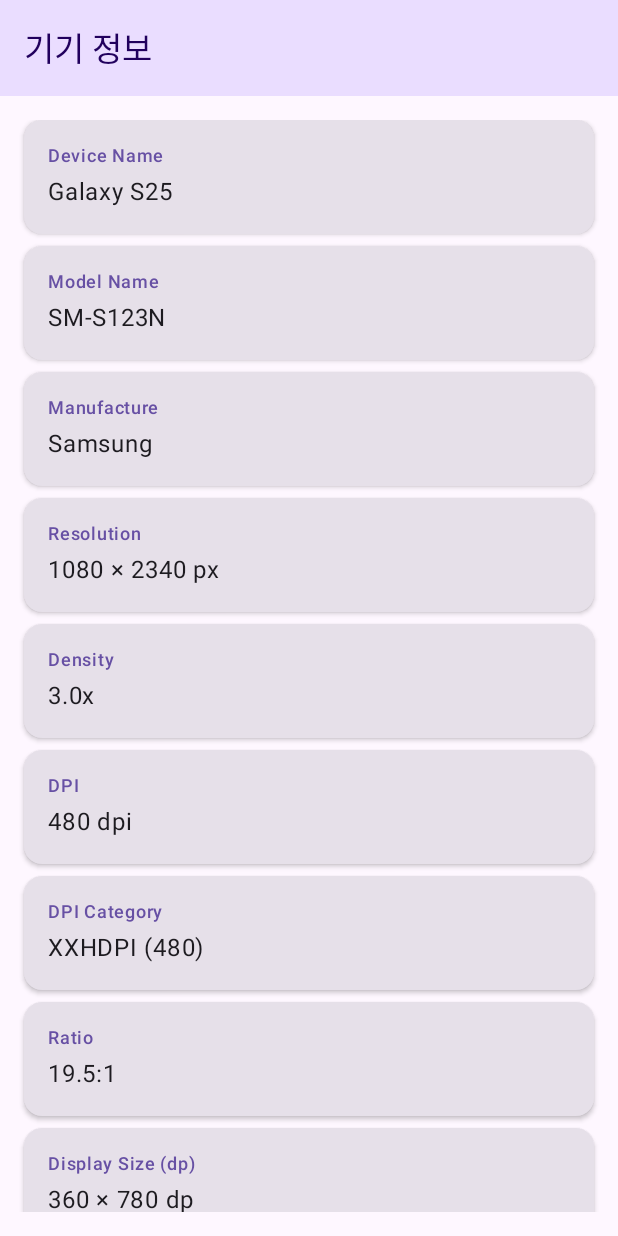
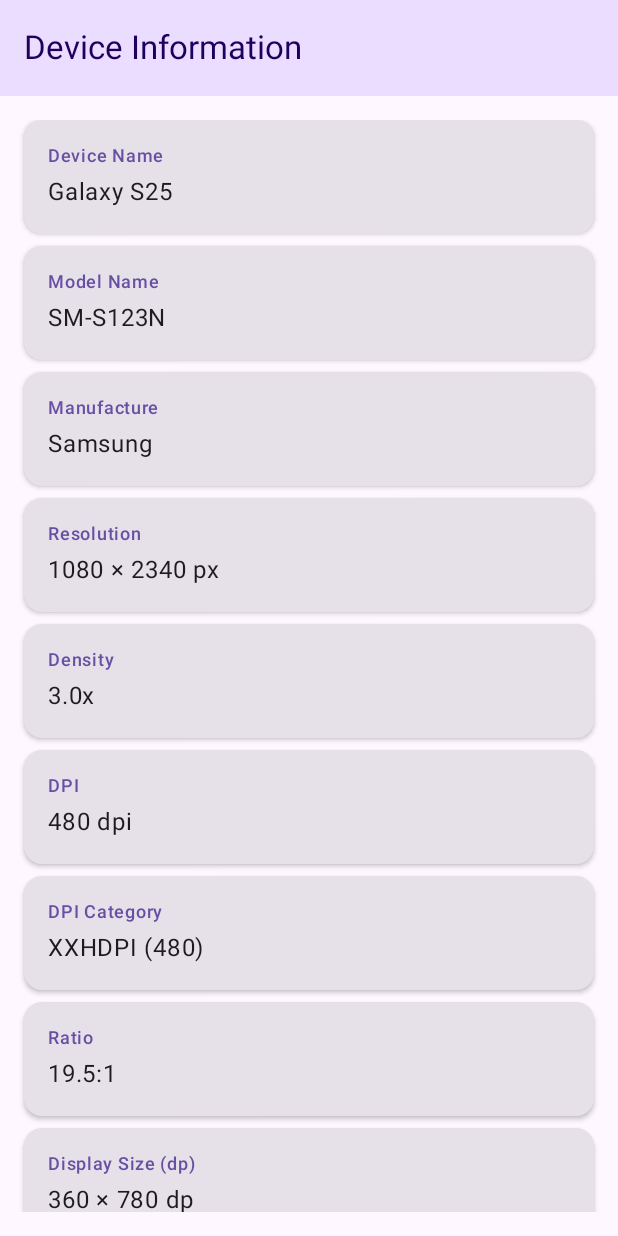
Before and after one commit to hojoJeong/DeviceInfoGetter, an Android app built with Jetpack Compose: the @Preview function DeviceInfoScreenPreview, on a phone screen of 412 x 824 dp. Run offline under Robolectric (Android 15) with nearby library versions, the phone set to English and light mode, and no system bars.

Commit message:
feat: modify DeviceScreen UI

```diff
--- a/app/src/main/java/com/example/deviceinfogetter/MainActivity.kt
+++ b/app/src/main/java/com/example/deviceinfogetter/MainActivity.kt
@@ -15,6 +15,7 @@ import androidx.activity.compose.setContent
 import androidx.compose.foundation.layout.Arrangement
 import androidx.compose.foundation.layout.Column
 import androidx.compose.foundation.layout.Spacer
+import androidx.compose.foundation.layout.calculateStartPadding
 import androidx.compose.foundation.layout.fillMaxSize
 import androidx.compose.foundation.layout.fillMaxWidth
 import androidx.compose.foundation.layout.height
@@ -37,6 +38,7 @@ import androidx.compose.ui.platform.LocalConfiguration
 import androidx.compose.ui.platform.LocalContext
 import androidx.compose.ui.tooling.preview.Preview
 import androidx.compose.ui.unit.dp
+import androidx.compose.ui.unit.sp
 import androidx.core.view.WindowCompat
 
 class MainActivity : ComponentActivity() {
@@ -80,7 +82,7 @@ fun DeviceInfoScreen(testInfo: List<DeviceInfoDto>? = null) {
     Scaffold(
         topBar = {
             TopAppBar(
-                title = { Text("기기 정보") },
+                title = { Text("Device Information") },
                 colors = TopAppBarDefaults.topAppBarColors(
                     containerColor = MaterialTheme.colorScheme.primaryContainer,
                     titleContentColor = MaterialTheme.colorScheme.onPrimaryContainer
@@ -88,15 +90,20 @@ fun DeviceInfoScreen(testInfo: List<DeviceInfoDto>? = null) {
             )
         }
     ) { padding ->
-        LazyColumn(
+        Column(
             modifier = Modifier
                 .fillMaxSize()
-                .padding(padding)
-                .padding(16.dp),
-            verticalArrangement = Arrangement.spacedBy(8.dp)
+                .padding(top = padding.calculateTopPadding())
         ) {
-            items(deviceInfo.size){index ->
-                DeviceInfoItem(deviceInfo[index].label, deviceInfo[index].value)}
+            LazyColumn(
+                modifier = Modifier
+                    .fillMaxSize()
+                    .padding(16.dp),
+                verticalArrangement = Arrangement.spacedBy(8.dp)
+            ) {
+                items(deviceInfo.size){index ->
+                    DeviceInfoItem(deviceInfo[index].label, deviceInfo[index].value)}
+            }
         }
     }
 }
```
